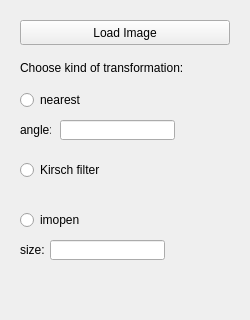
Old version of the form optionsview.ui in the repository EwelinaD/Image-processing; both pictures show x 0 to 250 and y 0 to 320 of the 250 by 590 pixel window.
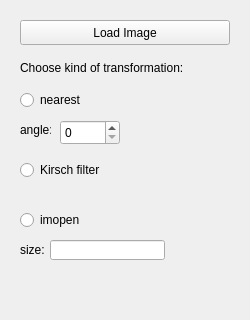
New version of the form.

Diff of the .ui file:
```diff
--- a/optionsview.ui
+++ b/optionsview.ui
@@ -71,16 +71,6 @@
     <string>nearest</string>
    </property>
   </widget>
-  <widget class="QLineEdit" name="angleEdit">
-   <property name="geometry">
-    <rect>
-     <x>60</x>
-     <y>120</y>
-     <width>115</width>
-     <height>20</height>
-    </rect>
-   </property>
-  </widget>
   <widget class="QLabel" name="angleLabel">
    <property name="geometry">
     <rect>
@@ -156,6 +146,16 @@
     <string>size:</string>
    </property>
   </widget>
+  <widget class="QSpinBox" name="angleSpinBox">
+   <property name="geometry">
+    <rect>
+     <x>60</x>
+     <y>120</y>
+     <width>60</width>
+     <height>25</height>
+    </rect>
+   </property>
+  </widget>
  </widget>
  <resources/>
  <connections/>
```
